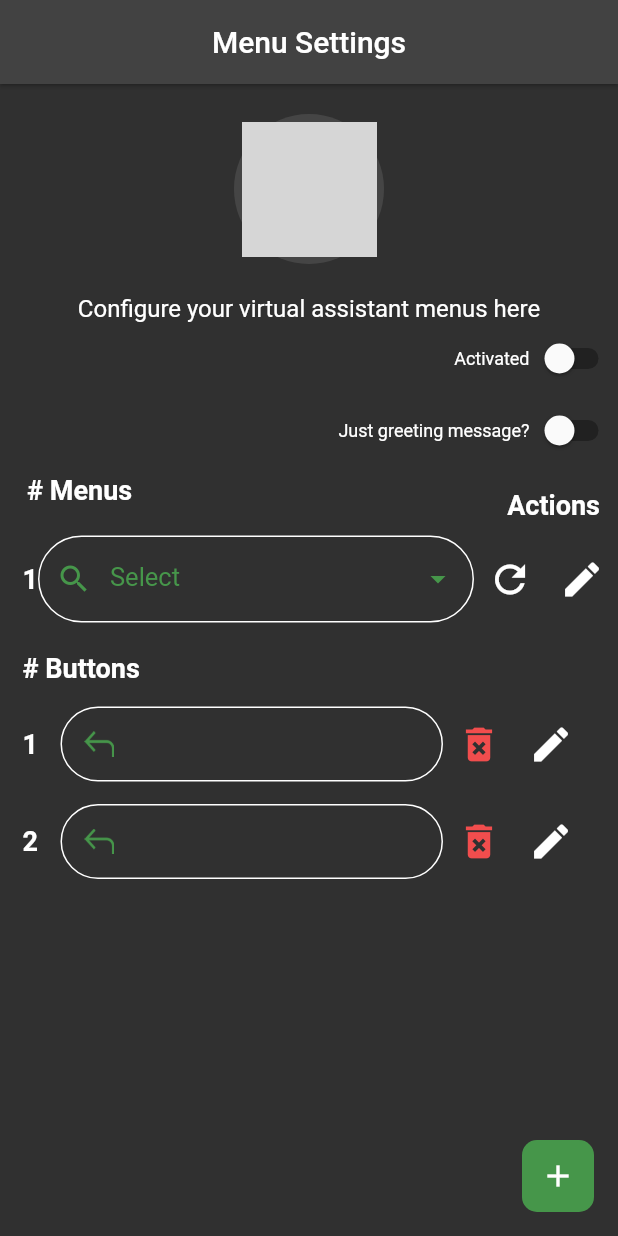
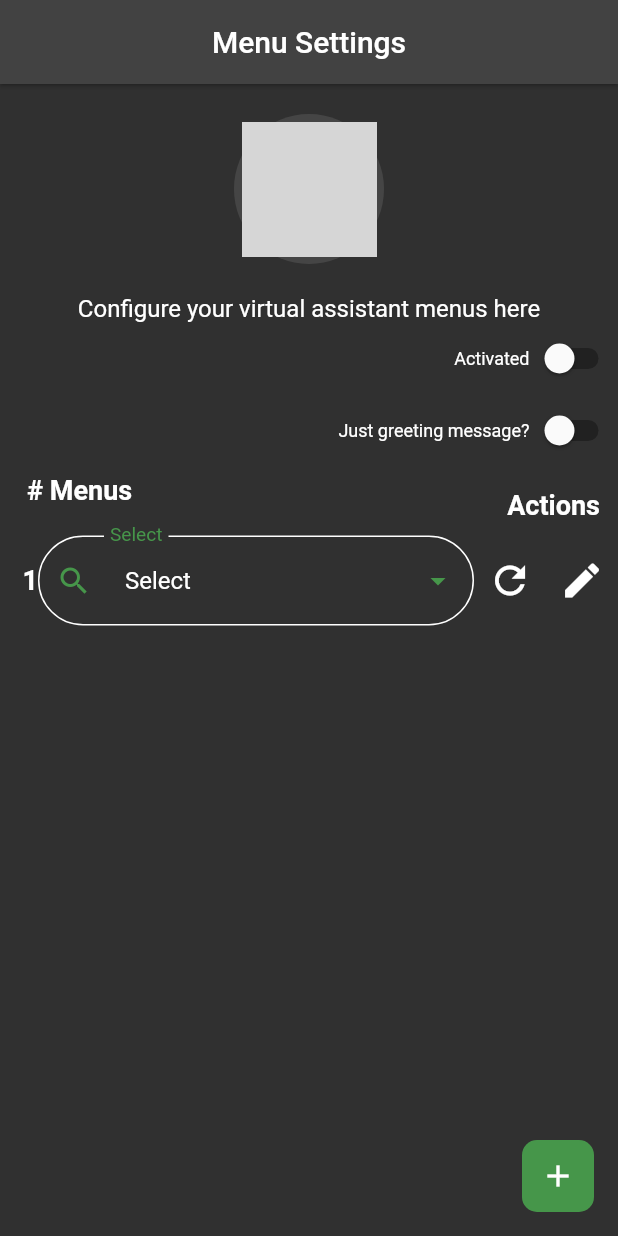
Before and after one commit to thailsondiniz/Assistente-Virtual, a Flutter app: the screen it shows after launch, on a phone screen of 412 x 824 dp. Run offline on Flutter 3.47's test engine with Material 2 defaults, Android fonts, the phone set to English and light mode, and no system bars; our stand-ins replace dropdown_button2, dropdown_search, multi_select_flutter; network calls fail; grey boxes are pictures that could not be loaded.

Commit message:
requisição select

```diff
--- a/lib/homepage.dart
+++ b/lib/homepage.dart
@@ -14,9 +14,9 @@ class HomePage extends StatefulWidget {
 
 class _HomePageState extends State<HomePage> {
   List<dynamic> apiListButtons = [];
+  List<String> dropdownItems = ['Select'];
   String selectedValue = 'Select';
 
-  //VERIFICAÇÃO DOS SWITCH
   bool isSwitched = false;
   bool isSwitched2 = false;
 
@@ -26,35 +26,27 @@ class _HomePageState extends State<HomePage> {
     try {
       var response = await http.get(url);
       if (response.statusCode == 200) {
-      var responseData = response.body;
-      if (responseData != null) {
-        var decodedData = json.decode(responseData);
-        if (decodedData['butoes'] is List) {
+        var decodedData = json.decode(response.body);
         setState(() {
           apiListButtons = List.from(decodedData['butoes']);
-            if (apiListButtons.isNotEmpty) {
-              selectedValue = apiListButtons[0]['butoes'];
+          for (var item in apiListButtons) {
+            dropdownItems.add(item['nome'] as String);
           }
         });
-        } else {
-          print('Não são uma lista.');
-        }
-      } else {
-        print('Resposta vazia.');
-      }
       } else {
         print('Erro na requisição. Código de status: ${response.statusCode}');
       }
     } catch (error) {
       print('Falha na requisição $error');
     }
-  print(apiListButtons);
   }
+
   @override
   void initState() {
     super.initState();
-  // conexaoButtons();
+    conexaoButtons();
   }
+
   @override
   Widget build(BuildContext context) {
     print(apiListButtons);
@@ -224,25 +216,33 @@ void initState() {
                     Expanded(
                       flex: 5,
                       child: SizedBox(
-                        height: 58,
+                        height: 60,
+                        child: DropdownButtonHideUnderline(
                           child: DropdownButtonFormField<dynamic>(
                             padding: const EdgeInsets.only(left: 10),
+                            dropdownColor: const Color(0xff424242),
                             decoration: const InputDecoration(
                               labelText: 'Select',
-                            labelStyle: TextStyle(
-                                color: Color(0xff46964a), fontSize: 17),
                               enabledBorder: OutlineInputBorder(
                                 borderRadius: BorderRadius.all(
                                   Radius.circular(70),
                                 ),
-                              borderSide:
-                                  BorderSide(color: Color(0xffffffffff)),
+                                borderSide: BorderSide(
+                                  color: Color(0xffffffffff),
+                                ),
+                              ),
+                              labelStyle: TextStyle(
+                                fontSize: 17,
+                                color: Color(0xff46964a),
+                              ),
+                              focusedBorder: OutlineInputBorder(
+                                borderRadius:
+                                    BorderRadius.all(Radius.circular(30)),
+                                borderSide: BorderSide(color: Colors.white),
                               ),
                               border: OutlineInputBorder(
-                              borderSide:
-                                  BorderSide(color: Color(0xffffffffff)),
                                 borderRadius: BorderRadius.all(
-                                Radius.circular(70),
+                                  Radius.circular(30),
                                 ),
                               ),
                               prefixIcon: Icon(
@@ -251,33 +251,28 @@ void initState() {
                               ),
                             ),
                             value: selectedValue,
-                          dropdownColor: const Color(0xff424242),
+                            onChanged: (value) {
+                              setState(() {
+                                selectedValue = value.toString();
+                              });
+                            },
                             icon: const Icon(
                               Icons.arrow_drop_down,
                               color: Color(0xff46964a),
                             ),
                             isExpanded: true,
                             elevation: 16,
-                          style: const TextStyle(
-                            color: Colors.white,
-                          ),
-                          onChanged: (value) {
-                            setState(
-                              () {
-                                selectedValue = value;
-                              },
-                            );
-                          },
-                          items: apiListButtons.map((item) {
+                            items: dropdownItems.map((item) {
                               return DropdownMenuItem<dynamic>(
                                 value: item,
                                 child: Text(
-                                item[
-                                    'butoes'],
-                                style: const TextStyle(fontSize: 16),
+                                  item,
+                                  style: const TextStyle(
+                                      fontSize: 16, color: Colors.white),
                                 ),
                               );
                             }).toList(),
+                          ),
                         ),
                       ),
                     ), //FIM DO EXPANDED DO PRIMEIRO DROPDOWN
@@ -313,165 +308,6 @@ void initState() {
                     //FIM CONTAINER DE EDIÇÃO DO DROPDOWN 1
                   ],
                 ),
-                //INICIO TEMPLATE DROPDOWN 2
-                //RECOMENDÇÕES GERAL DO TEMPLATE DE RECOMENDAÇÕES
-                Column(
-                  children: [
-                    const Padding(
-                      padding: EdgeInsets.only(right: 20, left: 15, top: 20),
-                      child: Row(
-                        mainAxisAlignment: MainAxisAlignment.spaceBetween,
-                        children: [
-                          Text(
-                            '# Buttons',
-                            style: TextStyle(
-                                color: Colors.white,
-                                fontSize: 18,
-                                fontWeight: FontWeight.bold),
-                          ),
-                        ],
-                      ),
-                    ),
-                    const SizedBox(
-                      height: 15,
-                    ),
-                    Row(
-                      children: [
-                        const Padding(
-                          padding: EdgeInsets.only(left: 15),
-                          child: Text(
-                            textAlign: TextAlign.end,
-                            '1',
-                            style: TextStyle(
-                                fontSize: 18,
-                                color: Colors.white,
-                                fontWeight: FontWeight.bold),
-                          ),
-                        ),
-                        const SizedBox(
-                          width: 15,
-                        ),
-                        Container(
-                          padding: const EdgeInsets.only(left: 15),
-                          height: 50,
-                          width: 255,
-                          decoration: BoxDecoration(
-                              border: Border.all(color: Colors.white),
-                              borderRadius: BorderRadius.circular(40)),
-                          child: Row(
-                            children: [
-                              Image.asset(
-                                'lib/image/icon.png',
-                                width: 20,
-                                height: 20,
-                              ),
-                              const SizedBox(
-                                width: 10,
-                              ),
-                              // Text(
-                              //   texto1,
-                              //   style: const TextStyle(color: Colors.white),
-                              // ),
-                            ],
-                          ),
-                        ),
-                        IconButton(
-                          onPressed: () {},
-                          icon: const Icon(
-                            Icons.delete_forever,
-                            color: Color(0xffF14D4D),
-                            size: 30,
-                          ),
-                        ),
-                        IconButton(
-                          onPressed: () {
-                            Navigator.push(
-                              context,
-                              MaterialPageRoute(
-                                builder: (context) => const ButtonSettings(),
-                              ),
-                            );
-                          },
-                          icon: const Icon(Icons.edit,
-                              color: Colors.white, size: 30),
-                        ),
-                      ],
-                    ),
-                  ],
-                ),
-                Column(
-                  children: [
-                    const SizedBox(height: 15),
-                    Row(
-                      children: [
-                        const Padding(
-                          padding: EdgeInsets.only(left: 15),
-                          child: Text(
-                            textAlign: TextAlign.end,
-                            '2',
-                            style: TextStyle(
-                                fontSize: 18,
-                                color: Colors.white,
-                                fontWeight: FontWeight.bold),
-                          ),
-                        ),
-                        const SizedBox(
-                          width: 15,
-                        ),
-                        Container(
-                          padding: const EdgeInsets.only(left: 15),
-                          height: 50,
-                          width: 255,
-                          decoration: BoxDecoration(
-                            border: Border.all(color: Colors.white),
-                            borderRadius: BorderRadius.circular(40),
-                          ),
-                          child: Row(
-                            children: [
-                              Image.asset(
-                                'lib/image/icon.png',
-                                width: 20,
-                                height: 20,
-                              ),
-                              const SizedBox(
-                                width: 10,
-                              ),
-                              // Text(
-                              //   texto2,
-                              //   style: const TextStyle(color: Colors.white),
-                              // ),
-                            ],
-                          ),
-                        ),
-                        IconButton(
-                          onPressed: () {},
-                          icon: const Icon(
-                            Icons.delete_forever,
-                            color: Color(0xffF14D4D),
-                            size: 30,
-                          ),
-                        ),
-                        IconButton(
-                          onPressed: () {
-                            Navigator.push(
-                              context,
-                              MaterialPageRoute(
-                                builder: (context) => const ButtonSettings(),
-                              ),
-                            );
-                          },
-                          icon: const Icon(Icons.edit,
-                              color: Colors.white, size: 30),
-                        ),
-                      ],
-                    ),
-                    const SizedBox(
-                      height: 80,
-                    )
-                  ],
-                ),
-
-                //FIM DAS RECOMENDAÇÕES
               ],
             ),
           ),
@@ -480,3 +316,172 @@ void initState() {
     );
   }
 }
+
+
+
+
+
+
+
+
+
+
+
+
+//////////////////////
+//RECOMENDÇÕES GERAL DO TEMPLATE DE RECOMENDAÇÕES
+                // Column(
+                //   children: [
+                //     const Padding(
+                //       padding: EdgeInsets.only(right: 20, left: 15, top: 20),
+                //       child: Row(
+                //         mainAxisAlignment: MainAxisAlignment.spaceBetween,
+                //         children: [
+                //           Text(
+                //             '# Buttons',
+                //             style: TextStyle(
+                //                 color: Colors.white,
+                //                 fontSize: 18,
+                //                 fontWeight: FontWeight.bold),
+                //           ),
+                //         ],
+                //       ),
+                //     ),
+                //     const SizedBox(
+                //       height: 15,
+                //     ),
+                //     Row(
+                //       children: [
+                //         const Padding(
+                //           padding: EdgeInsets.only(left: 15),
+                //           child: Text(
+                //             textAlign: TextAlign.end,
+                //             '1',
+                //             style: TextStyle(
+                //                 fontSize: 18,
+                //                 color: Colors.white,
+                //                 fontWeight: FontWeight.bold),
+                //           ),
+                //         ),
+                //         const SizedBox(
+                //           width: 15,
+                //         ),
+                //         Container(
+                //           padding: const EdgeInsets.only(left: 15),
+                //           height: 50,
+                //           width: 255,
+                //           decoration: BoxDecoration(
+                //               border: Border.all(color: Colors.white),
+                //               borderRadius: BorderRadius.circular(40)),
+                //           child: Row(
+                //             children: [
+                //               Image.asset(
+                //                 'lib/image/icon.png',
+                //                 width: 20,
+                //                 height: 20,
+                //               ),
+                //               const SizedBox(
+                //                 width: 10,
+                //               ),
+                //               // Text(
+                //               //   texto1,
+                //               //   style: const TextStyle(color: Colors.white),
+                //               // ),
+                //             ],
+                //           ),
+                //         ),
+                //         IconButton(
+                //           onPressed: () {},
+                //           icon: const Icon(
+                //             Icons.delete_forever,
+                //             color: Color(0xffF14D4D),
+                //             size: 30,
+                //           ),
+                //         ),
+                //         IconButton(
+                //           onPressed: () {
+                //             Navigator.push(
+                //               context,
+                //               MaterialPageRoute(
+                //                 builder: (context) => const ButtonSettings(),
+                //               ),
+                //             );
+                //           },
+                //           icon: const Icon(Icons.edit,
+                //               color: Colors.white, size: 30),
+                //         ),
+                //       ],
+                //     ),
+                //   ],
+                // ),
+                // Column(
+                //   children: [
+                //     const SizedBox(height: 15),
+                //     Row(
+                //       children: [
+                //         const Padding(
+                //           padding: EdgeInsets.only(left: 15),
+                //           child: Text(
+                //             textAlign: TextAlign.end,
+                //             '2',
+                //             style: TextStyle(
+                //                 fontSize: 18,
+                //                 color: Colors.white,
+                //                 fontWeight: FontWeight.bold),
+                //           ),
+                //         ),
+                //         const SizedBox(
+                //           width: 15,
+                //         ),
+                //         Container(
+                //           padding: const EdgeInsets.only(left: 15),
+                //           height: 50,
+                //           width: 255,
+                //           decoration: BoxDecoration(
+                //             border: Border.all(color: Colors.white),
+                //             borderRadius: BorderRadius.circular(40),
+                //           ),
+                //           child: Row(
+                //             children: [
+                //               Image.asset(
+                //                 'lib/image/icon.png',
+                //                 width: 20,
+                //                 height: 20,
+                //               ),
+                //               const SizedBox(
+                //                 width: 10,
+                //               ),
+                //               // Text(
+                //               //   texto2,
+                //               //   style: const TextStyle(color: Colors.white),
+                //               // ),
+                //             ],
+                //           ),
+                //         ),
+                //         IconButton(
+                //           onPressed: () {},
+                //           icon: const Icon(
+                //             Icons.delete_forever,
+                //             color: Color(0xffF14D4D),
+                //             size: 30,
+                //           ),
+                //         ),
+                //         IconButton(
+                //           onPressed: () {
+                //             Navigator.push(
+                //               context,
+                //               MaterialPageRoute(
+                //                 builder: (context) => const ButtonSettings(),
+                //               ),
+                //             );
+                //           },
+                //           icon: const Icon(Icons.edit,
+                //               color: Colors.white, size: 30),
+                //         ),
+                //       ],
+                //     ),
+                //     const SizedBox(
+                //       height: 80,
+                //     )
+                //   ],
+                // ),
```
Lines whose indentation alone changed are shown as unchanged.
